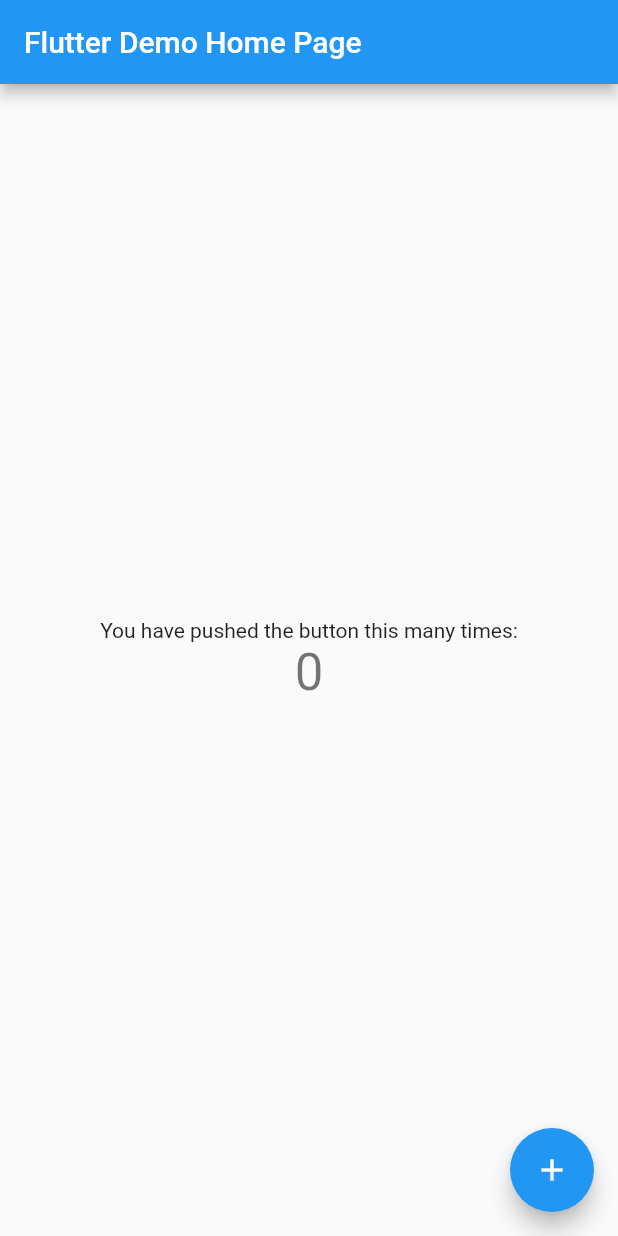
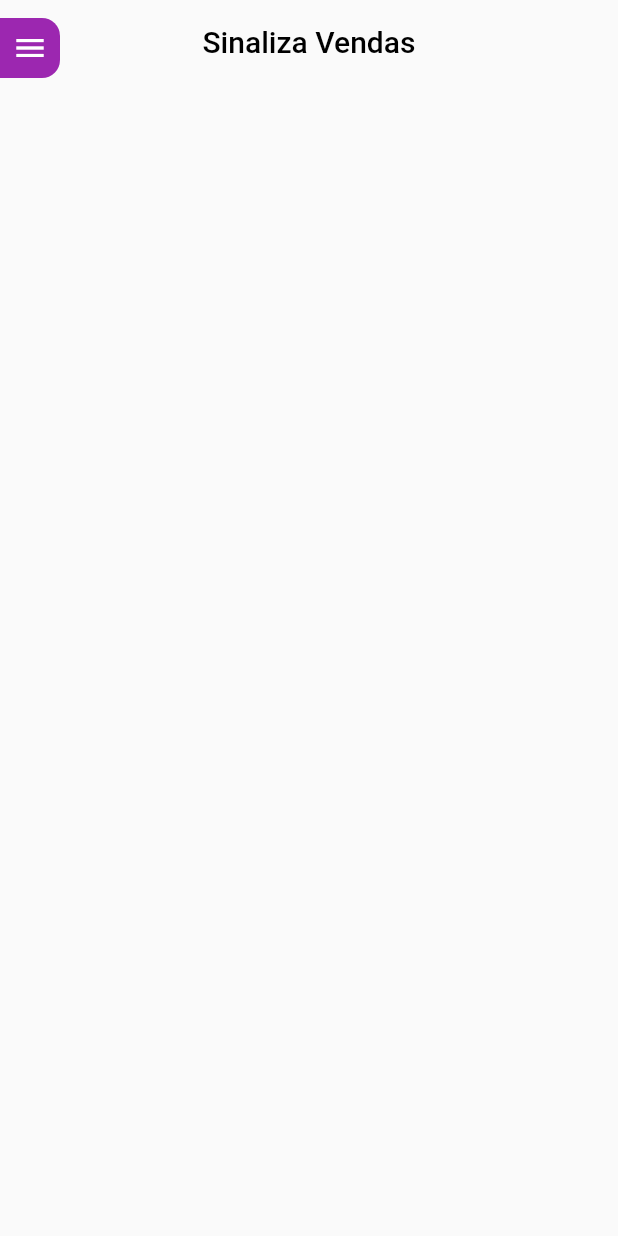
Before and after one commit to OrigemStudio/sinaliza_vendas, a Flutter app: the screen it shows after launch, on a phone screen of 412 x 824 dp. Run offline on Flutter 3.47's test engine with Material 2 defaults, Android fonts, the phone set to English and light mode, and no system bars; our stand-ins replace bloc, flutter_bloc.

Commit message:
0.0.0.1 add sidebar in bloc

```diff
--- /dev/null
+++ b/lib/app/app.dart
@@ -0,0 +1,26 @@
+import 'package:flutter/material.dart';
+import 'package:flutter_bloc/flutter_bloc.dart';
+import 'package:sinaliza_vendas/app/modules/base/base.dart';
+
+import 'modules/base/bloc/base_bloc.dart';
+
+class MyApp extends StatelessWidget {
+  // This widget is the root of your application.
+  @override
+  Widget build(BuildContext context) {
+    return MultiBlocProvider(
+      providers: [
+        BlocProvider<BaseBloc>(
+          create: (BuildContext context) => BaseBloc(),
+        ),
+      ],
+      child: MaterialApp(
+        title: 'Sinaliza Vendas',
+        theme: ThemeData(
+          primarySwatch: Colors.purple,
+        ),
+        home: Base(),
+      ),
+    );
+  }
+}
--- /dev/null
+++ b/lib/app/models/page_model.dart
@@ -0,0 +1,8 @@
+import 'package:flutter/material.dart';
+
+class PageModel {
+  final String page;
+  final IconData icon;
+
+  PageModel(this.page, this.icon);
+}
--- /dev/null
+++ b/lib/app/modules/base/base.dart
@@ -0,0 +1,39 @@
+import 'package:flutter/material.dart';
+import 'package:flutter_bloc/flutter_bloc.dart';
+import 'package:sinaliza_vendas/app/modules/base/bloc/base_bloc.dart';
+import 'package:sinaliza_vendas/app/modules/base/bloc/base_state.dart';
+import 'package:sinaliza_vendas/app/modules/clientes/clientes_page.dart';
+import 'package:sinaliza_vendas/app/modules/home/home_page.dart';
+import 'package:sinaliza_vendas/app/modules/perfil/perfil_page.dart';
+import 'package:sinaliza_vendas/app/utils/sidebar.dart';
+
+class Base extends StatefulWidget {
+  @override
+  _BaseState createState() => _BaseState();
+}
+
+class _BaseState extends State<Base> {
+  List widgetOptions = [HomePage(), ClientesPage(), PerfilPage()];
+  @override
+  Widget build(BuildContext context) {
+    return BlocBuilder<BaseBloc, BaseState>(builder: (_, state) {
+      if (state.currentPage != 0) {
+        return Scaffold(
+            body: Stack(
+          children: [
+            widgetOptions.elementAt(state.currentPage),
+            SideBar(index: state.currentPage),
+          ],
+        ));
+      } else {
+        return Scaffold(
+            body: Stack(
+          children: [
+            widgetOptions.elementAt(0),
+            SideBar(index: 0),
+          ],
+        ));
+      }
+    });
+  }
+}
--- /dev/null
+++ b/lib/app/modules/base/bloc/base_bloc.dart
@@ -0,0 +1,17 @@
+import 'dart:async';
+
+import 'package:bloc/bloc.dart';
+import 'package:sinaliza_vendas/app/modules/base/bloc/base_state.dart';
+
+import 'base_event.dart';
+
+enum EventStatus { update }
+
+class BaseBloc extends Bloc<UpdateEvent, BaseState> {
+  BaseBloc() : super(BaseState(currentPage: 0));
+
+  @override
+  Stream<BaseState> mapEventToState(UpdateEvent event) async* {
+    yield BaseState(currentPage: event.value);
+  }
+}
--- /dev/null
+++ b/lib/app/modules/base/bloc/base_event.dart
@@ -0,0 +1,7 @@
+enum EventStatus { update }
+
+class UpdateEvent {
+  final int value;
+
+  const UpdateEvent({this.value});
+}
--- /dev/null
+++ b/lib/app/modules/base/bloc/base_state.dart
@@ -0,0 +1,4 @@
+class BaseState {
+  int currentPage;
+  BaseState({this.currentPage});
+}
--- a/lib/app/modules/clientes/clientes_bloc.dart
+++ b/lib/app/modules/clientes/clientes_bloc.dart
@@ -0,0 +1 @@
+class ClientesBloc {}
--- /dev/null
+++ b/lib/app/modules/home/home_page.dart
@@ -0,0 +1,23 @@
+import 'package:flutter/material.dart';
+
+class HomePage extends StatefulWidget {
+  @override
+  _HomePageState createState() => _HomePageState();
+}
+
+class _HomePageState extends State<HomePage> {
+  @override
+  Widget build(BuildContext context) {
+    return Scaffold(
+      appBar: AppBar(
+        centerTitle: true,
+        backgroundColor: Colors.transparent,
+        elevation: 0,
+        title: Text(
+          'Sinaliza Vendas',
+          style: TextStyle(color: Colors.black),
+        ),
+      ),
+    );
+  }
+}
--- /dev/null
+++ b/lib/app/utils/sidebar.dart
@@ -0,0 +1,159 @@
+import 'package:flutter/material.dart';
+import 'package:flutter_bloc/flutter_bloc.dart';
+import 'package:sinaliza_vendas/app/models/page_model.dart';
+import 'package:sinaliza_vendas/app/modules/base/bloc/base_bloc.dart';
+import 'package:sinaliza_vendas/app/modules/base/bloc/base_event.dart';
+import 'package:sinaliza_vendas/app/modules/base/bloc/base_state.dart';
+
+class SideBar extends StatefulWidget {
+  final int index;
+
+  const SideBar({Key key, this.index}) : super(key: key);
+
+  @override
+  _SideBarState createState() => _SideBarState();
+}
+
+class _SideBarState extends State<SideBar> {
+  List<PageModel> listPages = [
+    PageModel('Home', Icons.home),
+    PageModel('Clientes', Icons.person),
+    PageModel('Perfil', Icons.person),
+  ];
+  bool isOpen = false;
+  @override
+  @override
+  Widget build(BuildContext context) {
+    return Align(
+        alignment: Alignment.topLeft,
+        child: (isOpen) ? drawerOpen() : drawerClose());
+  }
+
+  Widget drawerOpen() {
+    return Container(
+      width: 80,
+      decoration: BoxDecoration(
+          color: Colors.purple,
+          borderRadius: BorderRadius.only(
+              bottomRight: Radius.circular(4), topRight: Radius.circular(4))),
+      child: Padding(
+        padding: const EdgeInsets.all(4.0),
+        child: Column(
+          mainAxisAlignment: MainAxisAlignment.spaceBetween,
+          children: <Widget>[
+            Padding(
+              padding: const EdgeInsets.only(top: 8.0),
+              child: CircleAvatar(
+                child: Icon(Icons.person),
+              ),
+            ),
+            SizedBox(
+              height: 4,
+            ),
+            pages(),
+            close()
+          ],
+        ),
+      ),
+    );
+  }
+
+  Widget pages() {
+    return Wrap(
+      children: [
+        BlocBuilder<BaseBloc, BaseState>(builder: (_, state) {
+          return ListView.builder(
+              shrinkWrap: true,
+              itemCount: listPages.length,
+              itemBuilder: (_, i) {
+                Color iconColor =
+                    (state.currentPage == i) ? Colors.black : Colors.white;
+                Color letraColor =
+                    (state.currentPage == i) ? Colors.black : Colors.white;
+                Color fundoColor = (state.currentPage == i)
+                    ? Colors.purpleAccent
+                    : Colors.purple;
+                return GestureDetector(
+                  onTap: () {
+                    BlocProvider.of<BaseBloc>(context)
+                        .add(UpdateEvent(value: i));
+                  },
+                  child: page(listPages[i].page, listPages[i].icon, iconColor,
+                      letraColor, fundoColor),
+                );
+              });
+        }),
+      ],
+    );
+  }
+
+  Widget page(String page, IconData icon, Color iconColor, Color letraColor,
+      Color fundoColor) {
+    return Padding(
+      padding: const EdgeInsets.all(4.0),
+      child: Container(
+        height: 64,
+        width: 64,
+        decoration: BoxDecoration(
+            color: fundoColor, borderRadius: BorderRadius.circular(4)),
+        child: Column(
+          mainAxisAlignment: MainAxisAlignment.center,
+          children: [
+            Icon(icon, color: iconColor),
+            Text(page, style: TextStyle(color: letraColor, fontSize: 12))
+          ],
+        ),
+      ),
+    );
+  }
+
+  Widget drawerClose() {
+    return Padding(
+      padding: const EdgeInsets.only(top: 12.0),
+      child: GestureDetector(
+        onTap: () {
+          setState(() {
+            isOpen = true;
+          });
+        },
+        child: Container(
+          decoration: BoxDecoration(
+              color: Colors.purple,
+              borderRadius: BorderRadius.only(
+                  bottomRight: Radius.circular(12),
+                  topRight: Radius.circular(12))),
+          height: 40,
+          width: 40,
+          child: Align(
+            alignment: Alignment.center,
+            child: Icon(
+              Icons.menu,
+              color: Colors.white,
+              size: 24,
+            ),
+          ),
+        ),
+      ),
+    );
+  }
+
+  Widget close() {
+    return Padding(
+      padding: const EdgeInsets.all(4.0),
+      child: GestureDetector(
+        onTap: () {
+          setState(() {
+            isOpen = false;
+          });
+        },
+        child: Container(
+          height: 64,
+          width: 64,
+          decoration: BoxDecoration(
+              color: Colors.purple, borderRadius: BorderRadius.circular(4)),
+          child: Icon(Icons.close, color: Colors.white, size: 26),
+        ),
+      ),
+    );
+  }
+}
--- a/lib/main.dart
+++ b/lib/main.dart
@@ -1,113 +1,7 @@
 import 'package:flutter/material.dart';
+
+import 'app/app.dart';
 
 void main() {
   runApp(MyApp());
 }
-
-class MyApp extends StatelessWidget {
-  // This widget is the root of your application.
-  @override
-  Widget build(BuildContext context) {
-    return MaterialApp(
-      title: 'Flutter Demo',
-      theme: ThemeData(
-        // This is the theme of your application.
-        //
-        // Try running your application with "flutter run". You'll see the
-        // application has a blue toolbar. Then, without quitting the app, try
-        // changing the primarySwatch below to Colors.green and then invoke
-        // "hot reload" (press "r" in the console where you ran "flutter run",
-        // or simply save your changes to "hot reload" in a Flutter IDE).
-        // Notice that the counter didn't reset back to zero; the application
-        // is not restarted.
-        primarySwatch: Colors.blue,
-      ),
-      home: MyHomePage(title: 'Flutter Demo Home Page'),
-    );
-  }
-}
-
-class MyHomePage extends StatefulWidget {
-  MyHomePage({Key key, this.title}) : super(key: key);
-
-  // This widget is the home page of your application. It is stateful, meaning
-  // that it has a State object (defined below) that contains fields that affect
-  // how it looks.
-
-  // This class is the configuration for the state. It holds the values (in this
-  // case the title) provided by the parent (in this case the App widget) and
-  // used by the build method of the State. Fields in a Widget subclass are
-  // always marked "final".
-
-  final String title;
-
-  @override
-  _MyHomePageState createState() => _MyHomePageState();
-}
-
-class _MyHomePageState extends State<MyHomePage> {
-  int _counter = 0;
-
-  void _incrementCounter() {
-    setState(() {
-      // This call to setState tells the Flutter framework that something has
-      // changed in this State, which causes it to rerun the build method below
-      // so that the display can reflect the updated values. If we changed
-      // _counter without calling setState(), then the build method would not be
-      // called again, and so nothing would appear to happen.
-      _counter++;
-    });
-  }
-
-  @override
-  Widget build(BuildContext context) {
-    // This method is rerun every time setState is called, for instance as done
-    // by the _incrementCounter method above.
-    //
-    // The Flutter framework has been optimized to make rerunning build methods
-    // fast, so that you can just rebuild anything that needs updating rather
-    // than having to individually change instances of widgets.
-    return Scaffold(
-      appBar: AppBar(
-        // Here we take the value from the MyHomePage object that was created by
-        // the App.build method, and use it to set our appbar title.
-        title: Text(widget.title),
-      ),
-      body: Center(
-        // Center is a layout widget. It takes a single child and positions it
-        // in the middle of the parent.
-        child: Column(
-          // Column is also a layout widget. It takes a list of children and
-          // arranges them vertically. By default, it sizes itself to fit its
-          // children horizontally, and tries to be as tall as its parent.
-          //
-          // Invoke "debug painting" (press "p" in the console, choose the
-          // "Toggle Debug Paint" action from the Flutter Inspector in Android
-          // Studio, or the "Toggle Debug Paint" command in Visual Studio Code)
-          // to see the wireframe for each widget.
-          //
-          // Column has various properties to control how it sizes itself and
-          // how it positions its children. Here we use mainAxisAlignment to
-          // center the children vertically; the main axis here is the vertical
-          // axis because Columns are vertical (the cross axis would be
-          // horizontal).
-          mainAxisAlignment: MainAxisAlignment.center,
-          children: <Widget>[
-            Text(
-              'You have pushed the button this many times:',
-            ),
-            Text(
-              '$_counter',
-              style: Theme.of(context).textTheme.headline4,
-            ),
-          ],
-        ),
-      ),
-      floatingActionButton: FloatingActionButton(
-        onPressed: _incrementCounter,
-        tooltip: 'Increment',
-        child: Icon(Icons.add),
-      ), // This trailing comma makes auto-formatting nicer for build methods.
-    );
-  }
-}
--- a/pubspec.yaml
+++ b/pubspec.yaml
@@ -18,9 +18,12 @@
 version: 1.0.0+1
 
 environment:
-  sdk: ">=2.7.0 <3.0.0"
+  sdk: ">=2.1.0 <3.0.0"
 
 dependencies:
+  hasura_connect: ^2.0.1
+  flutter_bloc: ^6.1.1
+  bloc: ^6.1.1
   flutter:
     sdk: flutter
 
@@ -30,6 +33,7 @@
   cupertino_icons: ^1.0.1
 
 dev_dependencies:
+  build_runner: ^1.11.0
   flutter_test:
     sdk: flutter
   integration_test:
```
Also changed, not shown: lib/app/modules/clientes/clientes_page.dart (+13 -0 lines), lib/app/modules/perfil/perfil_page.dart (added, +17 -0 lines), lib/app/app_init.dart (added), lib/app/modules/perfil/perfil_bloc.dart (added), pubspec.lock, 1 other file.
